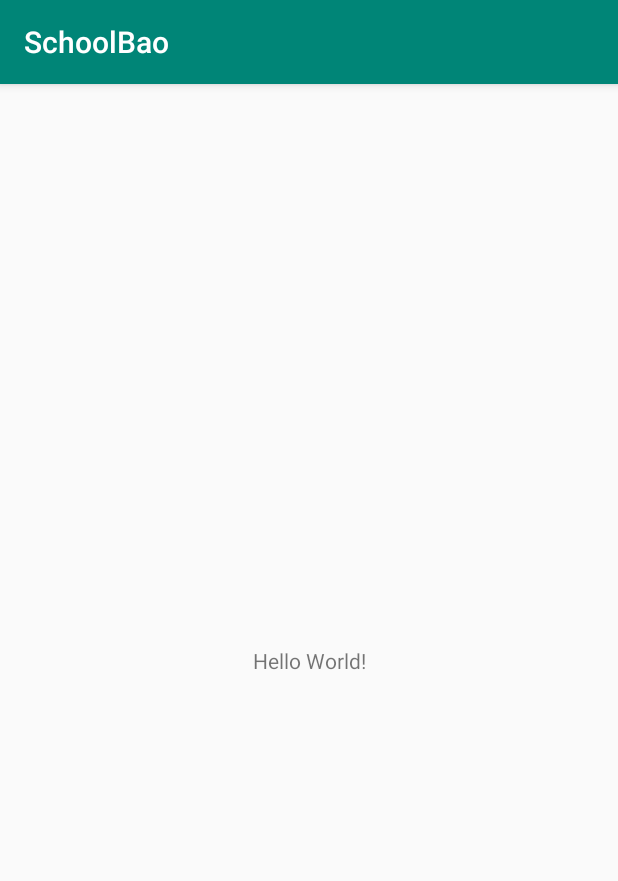
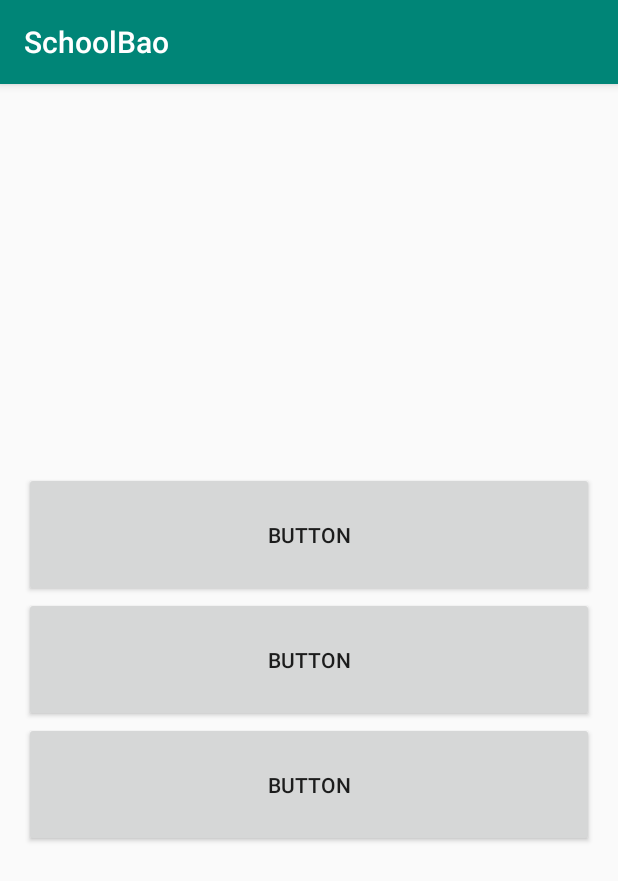
Before and after one commit to zhycurry/SchoolBao, an Android app: the screen it shows after launch (MainActivity), on a phone screen of 412 x 824 dp. Shown: the top 881 px of the screen. Run offline under Robolectric (Android 15) with nearby library versions, the phone set to English and light mode, and no system bars.

Commit message:
简单首页

```diff
--- a/app/src/main/res/layout/activity_main.xml
+++ b/app/src/main/res/layout/activity_main.xml
@@ -1,18 +1,39 @@
 <?xml version="1.0" encoding="utf-8"?>
-<androidx.constraintlayout.widget.ConstraintLayout xmlns:android="http://schemas.android.com/apk/res/android"
+<LinearLayout xmlns:android="http://schemas.android.com/apk/res/android"
     xmlns:app="http://schemas.android.com/apk/res-auto"
     xmlns:tools="http://schemas.android.com/tools"
     android:layout_width="match_parent"
     android:layout_height="match_parent"
-    tools:context=".MainActivity">
+    tools:context=".MainActivity"
+    android:orientation="vertical"
+    android:gravity="center"
+    android:paddingTop="16dp"
+    android:paddingRight="16dp"
+    android:paddingLeft="16dp"
+    android:paddingBottom="16dp"
+    android:id="@+id/activity_main">
 
-    <TextView
-        android:layout_width="wrap_content"
+    <Button
+        android:id="@+id/button4"
+        android:layout_width="match_parent"
         android:layout_height="wrap_content"
-        android:text="Hello World!"
-        app:layout_constraintBottom_toBottomOf="parent"
-        app:layout_constraintLeft_toLeftOf="parent"
-        app:layout_constraintRight_toRightOf="parent"
-        app:layout_constraintTop_toTopOf="parent" />
+        android:text="Button"
+        android:paddingTop="32dp"
+        android:paddingBottom="32dp"/>
 
-</androidx.constraintlayout.widget.ConstraintLayout>
+    <Button
+        android:id="@+id/button5"
+        android:layout_width="match_parent"
+        android:layout_height="wrap_content"
+        android:text="Button"
+        android:paddingTop="32dp"
+        android:paddingBottom="32dp"/>
+
+    <Button
+        android:id="@+id/button6"
+        android:layout_width="match_parent"
+        android:layout_height="wrap_content"
+        android:text="Button"
+        android:paddingTop="32dp"
+        android:paddingBottom="32dp"/>
+</LinearLayout>
```
